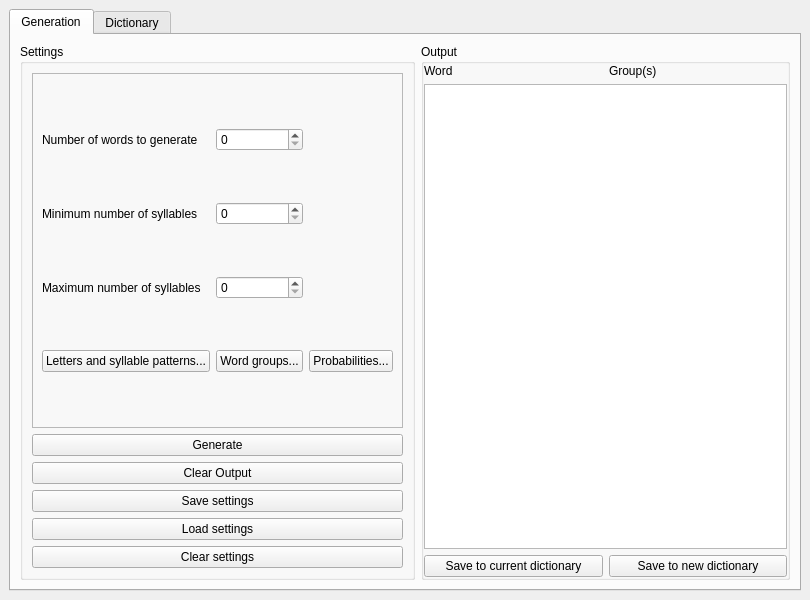
First picture: the form in forms/mainwindow.ui, repository maelm-Epita/Noupharen, before the edit.
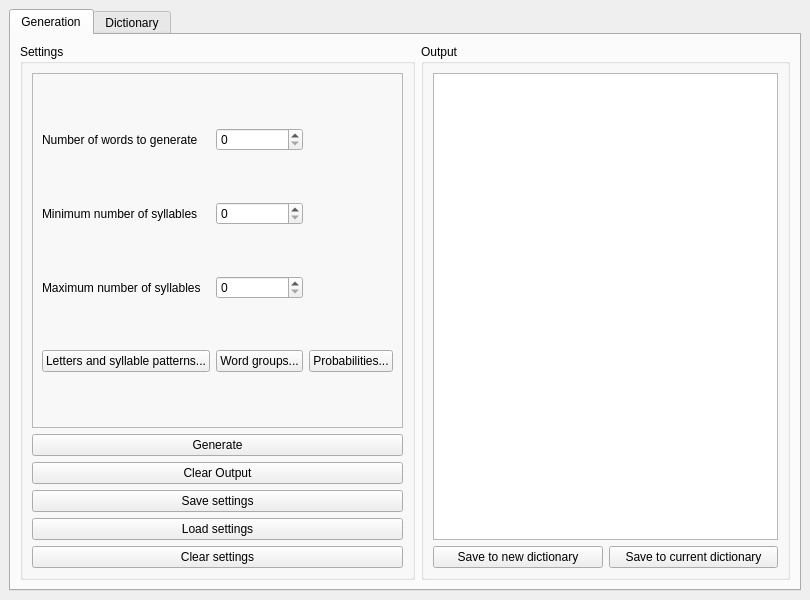
Second picture: the form after the edit. Icons and pictures are not drawn.

Commit message: updated output table

The edit to the form file:
```diff
--- a/forms/mainwindow.ui
+++ b/forms/mainwindow.ui
@@ -30,7 +30,7 @@
      <verstretch>0</verstretch>
     </sizepolicy>
    </property>
-   <layout class="QGridLayout" name="gridLayout_2">
+   <layout class="QGridLayout" name="gridLayout">
     <item row="0" column="0">
      <widget class="QTabWidget" name="tabWidget">
       <property name="sizePolicy">
@@ -180,50 +180,55 @@
           <property name="title">
            <string>Output</string>
           </property>
-          <layout class="QGridLayout" name="gridLayout_7">
-           <property name="leftMargin">
-            <number>0</number>
-           </property>
-           <property name="topMargin">
-            <number>0</number>
-           </property>
-           <property name="rightMargin">
-            <number>0</number>
-           </property>
-           <property name="bottomMargin">
-            <number>0</number>
-           </property>
-           <item row="0" column="0">
-            <widget class="QLabel" name="label_4">
-             <property name="text">
-              <string>Word</string>
-             </property>
-            </widget>
-           </item>
-           <item row="2" column="1">
+          <layout class="QGridLayout" name="gridLayout_2">
+           <item row="1" column="0">
             <widget class="QPushButton" name="pushButton_10">
              <property name="text">
               <string>Save to new dictionary</string>
              </property>
             </widget>
            </item>
-           <item row="2" column="0">
+           <item row="1" column="1">
             <widget class="QPushButton" name="pushButton_9">
              <property name="text">
               <string>Save to current dictionary</string>
              </property>
             </widget>
            </item>
-           <item row="0" column="1">
-            <widget class="QLabel" name="label_5">
-             <property name="text">
-              <string>Group(s)</string>
+           <item row="0" column="0" colspan="2">
+            <widget class="QTableView" name="tableView">
+             <property name="focusPolicy">
+              <enum>Qt::FocusPolicy::NoFocus</enum>
              </property>
+             <property name="layoutDirection">
+              <enum>Qt::LayoutDirection::LeftToRight</enum>
+             </property>
+             <property name="editTriggers">
+              <set>QAbstractItemView::EditTrigger::NoEditTriggers</set>
+             </property>
+             <property name="gridStyle">
+              <enum>Qt::PenStyle::DashLine</enum>
+             </property>
+             <property name="sortingEnabled">
+              <bool>true</bool>
+             </property>
+             <property name="wordWrap">
+              <bool>false</bool>
+             </property>
+             <attribute name="horizontalHeaderCascadingSectionResizes">
+              <bool>true</bool>
+             </attribute>
+             <attribute name="horizontalHeaderDefaultSectionSize">
+              <number>150</number>
+             </attribute>
+             <attribute name="horizontalHeaderStretchLastSection">
+              <bool>true</bool>
+             </attribute>
+             <attribute name="verticalHeaderVisible">
+              <bool>false</bool>
+             </attribute>
             </widget>
            </item>
-           <item row="1" column="0" colspan="2">
-            <widget class="QListWidget" name="listWidget"/>
-           </item>
           </layout>
          </widget>
         </item>
```
Left out of the diff: 19 changed lines with no effect on the pictures. The commit also changes 55 other files.
